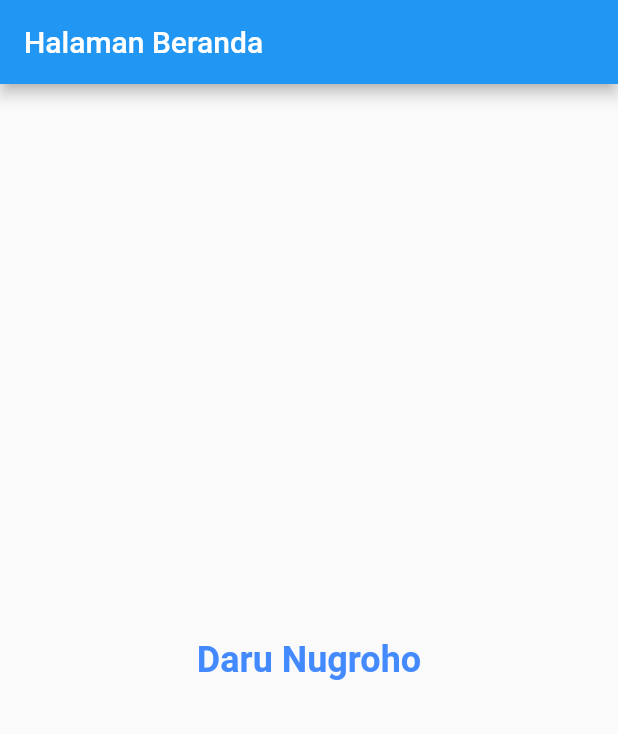
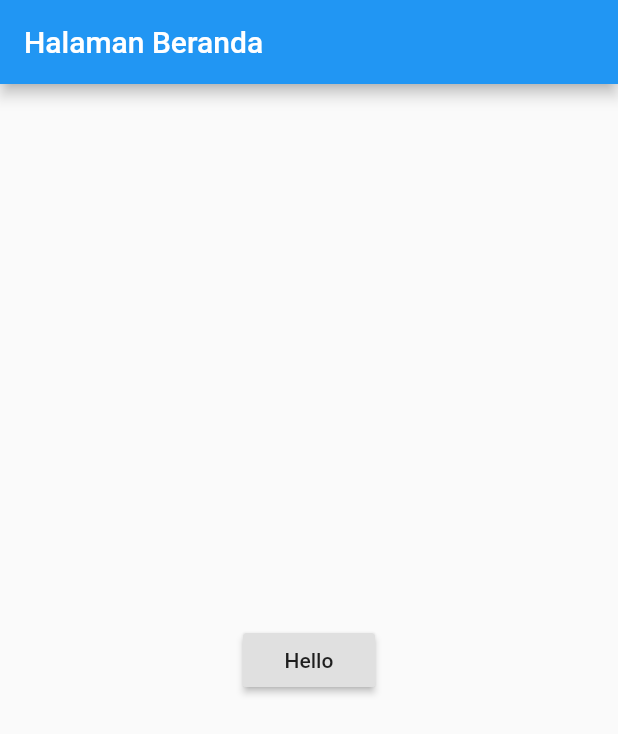
Before and after one commit to DaruNugroho/Project-Magang, a Flutter app: the screen it shows after launch, on a phone screen of 412 x 824 dp. Shown: the top 734 px of the screen. Run offline on Flutter 3.47's test engine with Material 2 defaults, Android fonts, the phone set to English and light mode, and no system bars.

Commit message:
belajar raised button

```diff
--- a/project_magang/flutter_aplikasi_1/lib/main.dart
+++ b/project_magang/flutter_aplikasi_1/lib/main.dart
@@ -35,14 +35,32 @@ class _MyHomePageState extends State<MyHomePage> {
           title: Text('Halaman Beranda'),
         ),
         body: Center(
-          child: Text(
-            'Daru Nugroho',
-            textDirection: TextDirection.ltr,
-            style: TextStyle(
-                fontSize: 24.0,
-                fontWeight: FontWeight.bold,
-                color: Colors.blueAccent),
-          ),
+          child: HelloButton(),
         ));
   }
 }
+
+class HelloButton extends StatelessWidget {
+  @override
+  Widget build(BuildContext context) {
+    return RaisedButton(
+      child: Text('Hello'),
+      onPressed: () {
+        action(context);
+      },
+    );
+  }
+}
+
+void action(BuildContext buildContext) {
+  var alertDialog = AlertDialog(
+    title: Text('Event Handling'),
+    content: Text('Selamat Ngoding flutter :)'),
+  );
+
+  showDialog(
+      context: buildContext,
+      builder: (BuildContext context) {
+        return alertDialog;
+      });
+}
```
